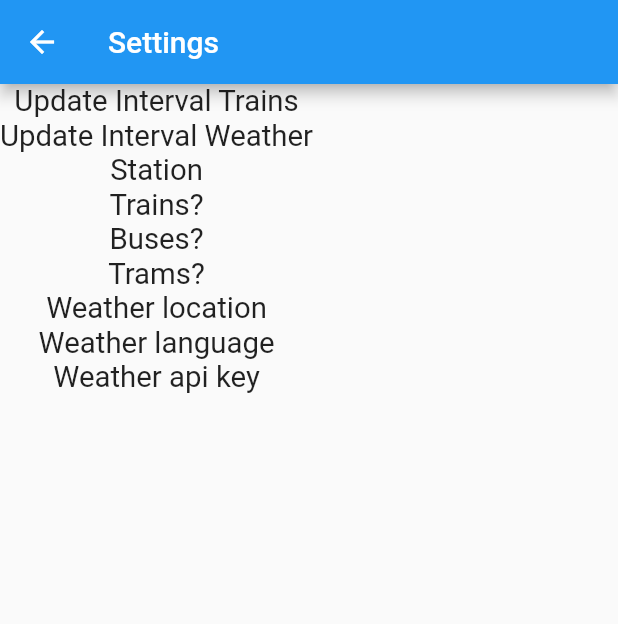
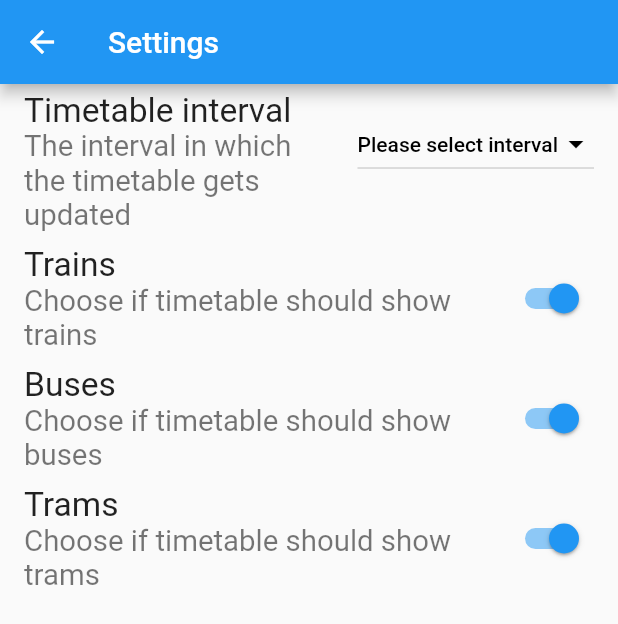
Before and after one commit to luismeier/flutter-piScreen, a Flutter app: the SettingsScreen screen opened directly, on a phone screen of 412 x 824 dp. Shown: the top 624 px of the screen. Run offline on Flutter 3.47's test engine with Material 2 defaults, Android fonts, the phone set to English and light mode, and no system bars; our stand-ins replace shared_preferences; accounts and stored records are empty; network calls fail.

Commit message:
WIP: Settings with shared prefs

```diff
--- a/lib/providers/timetable_provider.dart
+++ b/lib/providers/timetable_provider.dart
@@ -4,7 +4,7 @@ import 'dart:convert';
 import 'package:flutter/cupertino.dart';
 import 'package:http/http.dart' as http;
 
-import '../data/station.dart';
+import '../models/station_model.dart';
 
 class TimeTableProvider extends ChangeNotifier {
   Station _station;
--- a/lib/ui/settings_screen.dart
+++ b/lib/ui/settings_screen.dart
@@ -1,4 +1,5 @@
 import 'package:flutter/material.dart';
+import 'package:shared_preferences/shared_preferences.dart';
 
 class SettingsScreen extends StatefulWidget {
   SettingsScreen({Key key}) : super(key: key);
@@ -8,6 +9,21 @@ class SettingsScreen extends StatefulWidget {
 }
 
 class _SettingsScreenState extends State<SettingsScreen> {
+  SharedPreferences prefs;
+  int _timetableInterval;
+  bool _showTrains = true;
+  bool _showBuses = true;
+  bool _showTrams = true;
+
+  _SettingsScreenState() {
+    fetch();
+  }
+  Future<void> fetch() async {
+    prefs = await SharedPreferences.getInstance();
+    _timetableInterval = prefs.getInt('counter');
+    setState(() {});
+  }
+
   @override
   Widget build(BuildContext context) {
     return Scaffold(
@@ -15,18 +31,87 @@ class _SettingsScreenState extends State<SettingsScreen> {
         title: Text("Settings"),
       ),
       body: SafeArea(
-        child: Column(children: <Widget>[
-          Text("Update Interval Trains"),
-          Text("Update Interval Weather"),
-          Text("Station"),
-          Text("Trains?"),
-          Text("Buses?"),
-          Text("Trams?"),
-          Text("Weather location"),
-          Text("Weather language"),
-          Text("Weather api key")
+        child: ListView(children: <Widget>[
+          ListTile(
+            title: Text("Timetable interval"),
+            subtitle: Text("The interval in which the timetable gets updated"),
+            trailing: DropdownButton<int>(
+              focusColor: Colors.white,
+              value: _timetableInterval,
+              iconEnabledColor: Colors.black,
+              items: <int>[
+                30,
+                60,
+                90,
+                120,
+              ].map<DropdownMenuItem<int>>((int value) {
+                return DropdownMenuItem<int>(
+                  value: value,
+                  child: Text(
+                    value.toString() + " seconds",
+                  ),
+                );
+              }).toList(),
+              hint: Text(
+                "Please select interval",
+                style: TextStyle(
+                    color: Colors.black,
+                    fontSize: 14,
+                    fontWeight: FontWeight.w500),
+              ),
+              onChanged: (int value) {
+                setState(() {
+                  _timetableInterval = value;
+                  prefs.setInt('counter', _timetableInterval);
+                });
+              },
+            ),
+          ),
+          ListTile(
+            title: Text("Trains"),
+            subtitle: Text("Choose if timetable should show trains"),
+            trailing: Switch(
+              value: _showTrains,
+              onChanged: (value) {
+                setState(() {
+                  _showTrains = value;
+                });
+              },
+            ),
+          ),
+          ListTile(
+            title: Text("Buses"),
+            subtitle: Text("Choose if timetable should show buses"),
+            trailing: Switch(
+              value: _showBuses,
+              onChanged: (value) {
+                setState(() {
+                  _showBuses = value;
+                });
+              },
+            ),
+          ),
+          ListTile(
+            title: Text("Trams"),
+            subtitle: Text("Choose if timetable should show trams"),
+            trailing: Switch(
+              value: _showTrams,
+              onChanged: (value) {
+                setState(() {
+                  _showTrams = value;
+                });
+              },
+            ),
+          ),
         ]),
       ),
     );
   }
 }
+
+// Text("Update Interval Weather"),
+// Text("Station"),
+
+// Text("Weather location"),
+// Text("Weather language"),
+// Text("Weather api key")
--- a/lib/ui/timtable_view.dart
+++ b/lib/ui/timtable_view.dart
@@ -3,7 +3,7 @@ import 'package:flutter/material.dart';
 import 'package:piScreen/providers/timetable_provider.dart';
 import 'package:provider/provider.dart';
 
-import '../data/connection.dart';
+import '../models/connection_model.dart';
 import 'widgets/connection_widget.dart';
 
 class TimeTableView extends StatelessWidget {
--- a/pubspec.yaml
+++ b/pubspec.yaml
@@ -26,6 +26,8 @@ dependencies:
   http: ^0.12.2
   intl:
   provider: ^4.3.2+4
+  shared_preferences: ^2.0.5
+
 
 
   # The following adds the Cupertino Icons font to your application.
```
Also changed, not shown: pubspec.lock.
